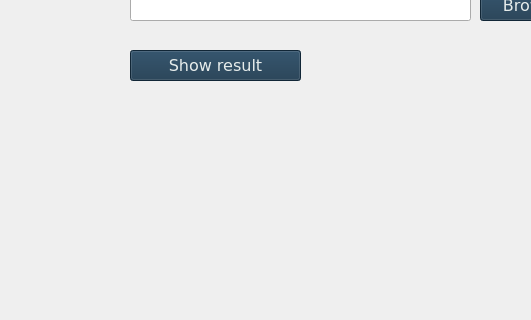
Qt form screens/ui_files/dsatur.ui (0xdia/graph-coloring) before a commit; both pictures show x 0 to 531 and y 180 to 500 of the 800 by 600 pixel window.
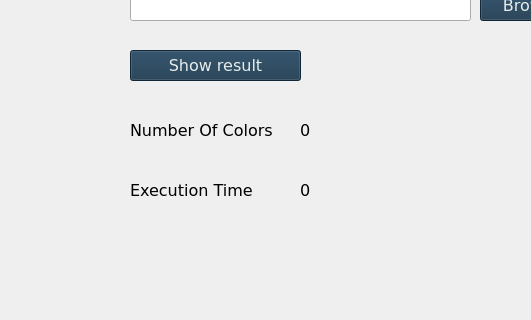
The same form after that commit.

Commit message: added rlf and dsatur

Patch:
```diff
--- a/screens/ui_files/dsatur.ui
+++ b/screens/ui_files/dsatur.ui
@@ -99,6 +99,82 @@
      <string>Show result</string>
     </property>
    </widget>
+   <widget class="QLabel" name="resultLabel1">
+    <property name="geometry">
+     <rect>
+      <x>130</x>
+      <y>300</y>
+      <width>151</width>
+      <height>21</height>
+     </rect>
+    </property>
+    <property name="font">
+     <font>
+      <family>Verdana</family>
+      <pointsize>12</pointsize>
+     </font>
+    </property>
+    <property name="text">
+     <string>Number Of Colors</string>
+    </property>
+   </widget>
+   <widget class="QLabel" name="resultLabel2">
+    <property name="geometry">
+     <rect>
+      <x>130</x>
+      <y>360</y>
+      <width>151</width>
+      <height>21</height>
+     </rect>
+    </property>
+    <property name="font">
+     <font>
+      <family>Verdana</family>
+      <pointsize>12</pointsize>
+     </font>
+    </property>
+    <property name="text">
+     <string>Execution Time</string>
+    </property>
+   </widget>
+   <widget class="QLabel" name="result1">
+    <property name="geometry">
+     <rect>
+      <x>300</x>
+      <y>300</y>
+      <width>151</width>
+      <height>21</height>
+     </rect>
+    </property>
+    <property name="font">
+     <font>
+      <family>Verdana</family>
+      <pointsize>12</pointsize>
+     </font>
+    </property>
+    <property name="text">
+     <string>0</string>
+    </property>
+   </widget>
+   <widget class="QLabel" name="result2">
+    <property name="geometry">
+     <rect>
+      <x>300</x>
+      <y>360</y>
+      <width>151</width>
+      <height>21</height>
+     </rect>
+    </property>
+    <property name="font">
+     <font>
+      <family>Verdana</family>
+      <pointsize>12</pointsize>
+     </font>
+    </property>
+    <property name="text">
+     <string>0</string>
+    </property>
+   </widget>
   </widget>
   <widget class="QMenuBar" name="menubar">
    <property name="geometry">
```
The commit also changes 7 other files.
